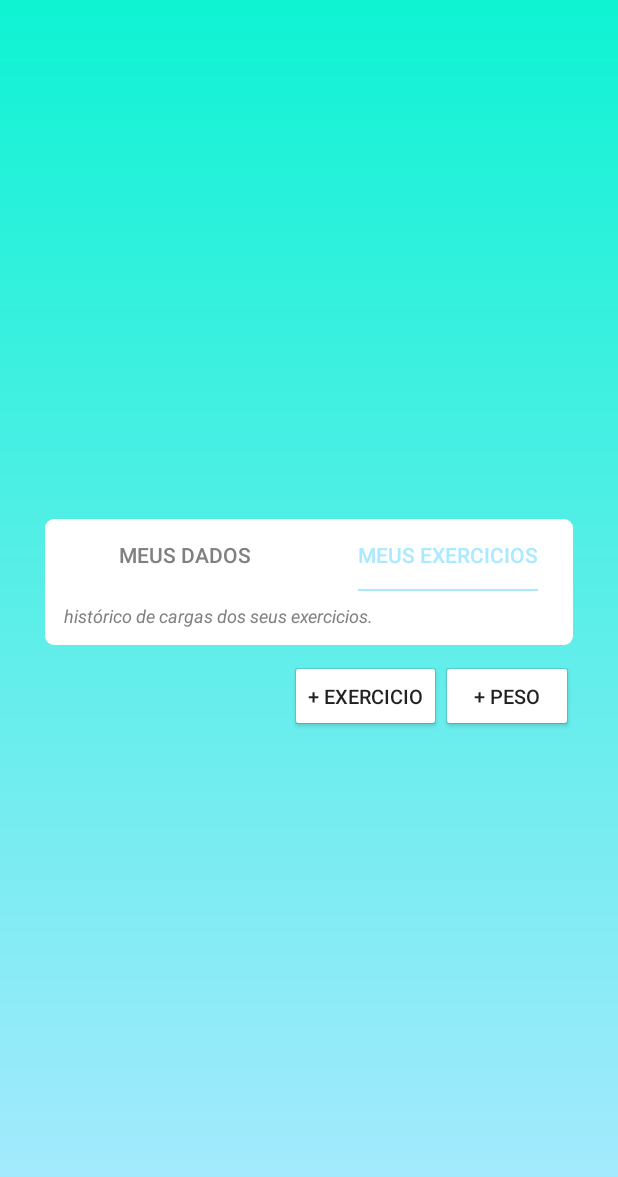
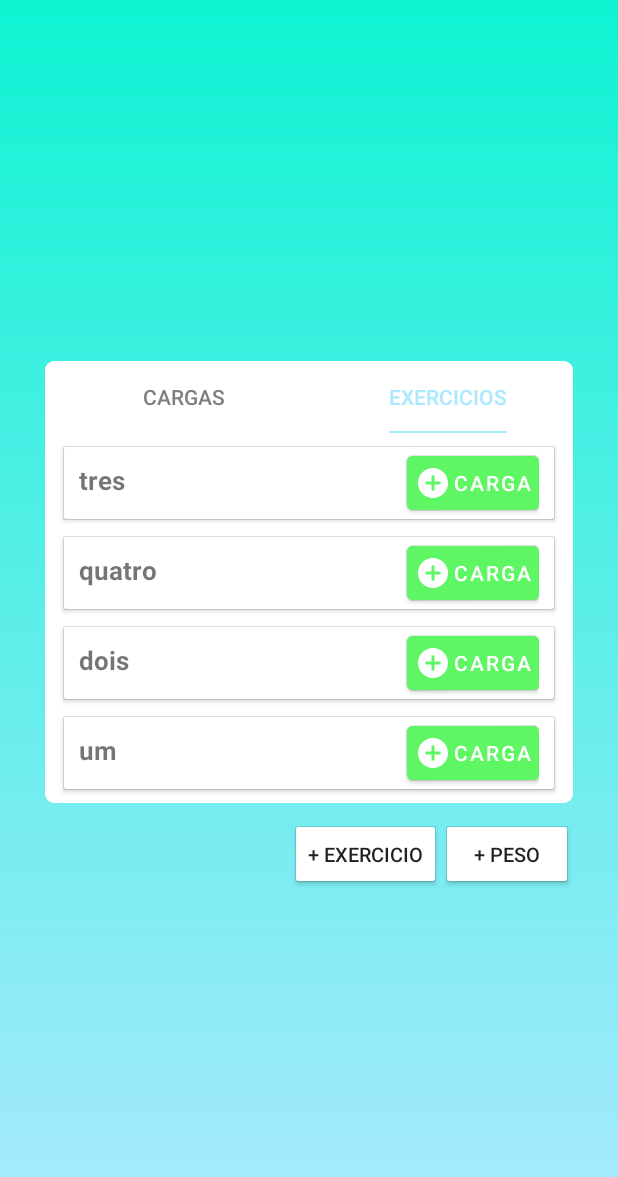
Before and after one commit to DailonPetersen/WeightControl, an Android app: the screen it shows after launch (MainActivity), tab 2 chosen, on a phone screen of 412 x 824 dp. Shown: the top 1177 px of the screen. Run offline under Robolectric (Android 15) with nearby library versions, the phone set to English and light mode, and no system bars; our stand-ins replace Room's generated code, data binding; libraries missing offline, so code that uses them is left out: com.jjoe64.graphview.

Commit message:
feat: Mudando o fragmento de exercicios

```diff
--- a/app/src/main/java/com/example/weigthcontrol/MainActivity.kt
+++ b/app/src/main/java/com/example/weigthcontrol/MainActivity.kt
@@ -20,6 +20,7 @@ import com.example.weigthcontrol.data.model.Exercise
 import com.example.weigthcontrol.data.repository.ExerciseDataSource
 import com.example.weigthcontrol.data.repository.RegistryDataSource
 import com.example.weigthcontrol.view.*
+import com.example.weigthcontrol.view.viewPagerAnimator.ViewPager2HeightAnimator
 import com.google.android.material.tabs.TabLayoutMediator
 
 class MainActivity : AppCompatActivity() {
@@ -44,40 +45,22 @@ class MainActivity : AppCompatActivity() {
         val listener = object : OnButtonClicked {
             override fun clicked(dialog: DialogFragment) {
                 dialog.dismiss()
-                viewModel.getModelsRegistriesByExercise()
             }
         }
 
-//        val exer = listOf<Exercise>(
-//            Exercise("um"),
-//            Exercise("dois"),
-//            Exercise("tres"),
-//            Exercise("quatro")
-//        )
+        val list = viewModel.getAllExercises()
+        if (list.isNullOrEmpty()) {
+            val exer = listOf<Exercise>(
+                Exercise("um"),
+                Exercise("dois"),
+                Exercise("tres"),
+                Exercise("quatro")
+            )
+            for (item in exer) {
+                viewModel.insertExercise(item)
+            }
+        }
 
-//        val reg = listOf<Registry>(
-//            Registry(DateFormat.format("dd-MM-yyyy", Date()).toString(), 1, 20),
-//            Registry(DateFormat.format("dd-MM-yyyy", Date()).toString(), 3, 20),
-//            Registry(DateFormat.format("dd-MM-yyyy", Date()).toString(), 3, 20),
-//            Registry(DateFormat.format("dd-MM-yyyy", Date()).toString(), 4, 20),
-//        )
-//
-//        for (item in reg) {
-//            viewModel.insertRegistry(this, item)
-//        }
-
-//        for (item in exer) {
-//            viewModel.insertExercise(item)
-//        }
-
-//        val list = viewModel.getAllExercises()
-//        if (list.isNullOrEmpty()){
-//            Log.d("LIST", "IS NULL")
-//        } else {
-//            for (item in list) {
-//                Log.d("Exercise >>", item.name)
-//            }
-//        }
         //viewModel.deleteAllExercise()
         binding.floatingButtonNewRegistry.setOnClickListener {
             val dialog = InsertRegistryDialog(listener)
@@ -95,7 +78,8 @@ class MainActivity : AppCompatActivity() {
     private fun setupViews() {
         val viewPager = binding.viewPager
         val tabOptions = binding.tabOptions
-
+        val viewPagerAnimator = ViewPager2HeightAnimator()
+        viewPagerAnimator.viewPager2 = viewPager
         val adapterData = TabViewPagerAdapterData(this)
         binding.viewPager.adapter = adapterData
 
@@ -105,8 +89,8 @@ class MainActivity : AppCompatActivity() {
     }
 
     class TabViewPagerAdapterData(fragment: FragmentActivity): FragmentStateAdapter(fragment) {
-        val tabs = arrayOf("Meus dados", "Meus Exercicios")
-        private val fragments = arrayOf(MyDataFrag(), MyExercisesFrag())
+        val tabs = arrayOf("Cargas", "Exercicios")
+        private val fragments = arrayOf(MyDataFrag(), MyNewExercisesFrag())
 
         override fun getItemCount() = fragments.size
 
--- a/app/src/main/java/com/example/weigthcontrol/data/model/Registry.kt
+++ b/app/src/main/java/com/example/weigthcontrol/data/model/Registry.kt
@@ -4,7 +4,7 @@ import androidx.room.*
 
 @Entity(tableName = "registry")
 data class Registry(
-    @ColumnInfo(name = "timestamp") val timestamp: Long,
+    @ColumnInfo(name = "timestamp") val timestamp: String,
     @ColumnInfo(name = "exerciseId") val exerciseId: Int,
     @ColumnInfo(name = "weight") val weight: Int
 ) {
--- /dev/null
+++ b/app/src/main/java/com/example/weigthcontrol/view/MyNewExercisesFrag.kt
@@ -0,0 +1,103 @@
+package com.example.weigthcontrol.view
+
+import android.content.Context
+import android.os.Bundle
+import android.view.LayoutInflater
+import android.view.View
+import android.view.ViewGroup
+import android.widget.Toast
+import androidx.fragment.app.DialogFragment
+import androidx.fragment.app.Fragment
+import androidx.fragment.app.viewModels
+import androidx.recyclerview.widget.LinearLayoutManager
+import com.example.weigthcontrol.MainActivity
+import com.example.weigthcontrol.R
+import com.example.weigthcontrol.data.database.WeigthRegistrysDataBase
+import com.example.weigthcontrol.data.model.Exercise
+import com.example.weigthcontrol.data.repository.ExerciseDataSource
+import com.example.weigthcontrol.data.repository.RegistryDataSource
+import com.example.weigthcontrol.databinding.*
+import com.example.weigthcontrol.view.recyclerview.GenericAdapter
+import com.example.weigthcontrol.viewmodel.ExerciseViewModel
+
+class MyNewExercisesFrag : Fragment() {
+
+    private var _binding: MyNewExerciseBinding? = null
+    private val binding get() = _binding!!
+    private lateinit var contextFragment: MainActivity
+
+    private val viewModel: ExerciseViewModel by viewModels(
+        factoryProducer = {
+            val database = WeigthRegistrysDataBase.getInstanceDatabase(contextFragment)
+
+            ExerciseViewModel.ViewModelFactory(
+                registryRepo = RegistryDataSource(database.registryDao()),
+                exerciseRepo = ExerciseDataSource(database.exerciseDao())
+            )
+        }
+    )
+
+    private var adapter: GenericAdapter<Exercise, NewItemExerciseBinding>? = null
+
+    override fun onAttach(context: Context) {
+        super.onAttach(context)
+        contextFragment = context as MainActivity
+    }
+
+    private val listener = object : OnButtonClicked {
+        override fun clicked(dialog: DialogFragment) {
+            dialog.dismiss()
+        }
+    }
+
+    override fun onCreateView(
+        inflater: LayoutInflater,
+        container: ViewGroup?,
+        savedInstanceState: Bundle?
+    ): View {
+        _binding = MyNewExerciseBinding.inflate(inflater, container, false)
+        binding.recyclerView.adapter = adapter
+
+        viewModel.mutableLiveDataExercise.observe(viewLifecycleOwner) {
+            binding.recyclerView.layoutManager = LinearLayoutManager(contextFragment)
+
+            if (!it.isNullOrEmpty()) {
+                adapter = object : GenericAdapter<Exercise, NewItemExerciseBinding>(
+                    contextFragment,
+                    it
+                ) {
+                    override fun getLayoutResId() = R.layout.new_item_exercise
+
+                    override fun onBindData(
+                        model: Exercise,
+                        position: Int,
+                        dataBinding: NewItemExerciseBinding
+                    ) {
+                        dataBinding.exerciseName.text = model.name
+                        dataBinding.addWeigthButton.setOnClickListener {
+                            val dialog = InsertRegistryDialog(listener, model.exercId)
+                            dialog.show(contextFragment.supportFragmentManager, dialog.tag)
+                        }
+                    }
+
+                    override fun onItemClick(model: Exercise, position: Int) {
+                        Toast.makeText(contextFragment, model.name, Toast.LENGTH_LONG).show()
+                    }
+                }
+            }
+            binding.recyclerView.adapter = adapter
+        }
+
+        return binding.root
+    }
+
+    override fun onViewCreated(view: View, savedInstanceState: Bundle?) {
+        super.onViewCreated(view, savedInstanceState)
+        viewModel.getAllExercises()
+    }
+
+    override fun onDestroyView() {
+        super.onDestroyView()
+        _binding = null
+    }
+}
--- a/app/src/main/java/com/example/weigthcontrol/view/recyclerview/RegistryAdapter.kt
+++ b/app/src/main/java/com/example/weigthcontrol/view/recyclerview/RegistryAdapter.kt
@@ -10,6 +10,7 @@ import com.example.weigthcontrol.data.model.Registry
 import com.example.weigthcontrol.databinding.ItemRegistryBinding
 import com.example.weigthcontrol.viewmodel.ExerciseViewModel
 import android.text.format.DateFormat
+import com.example.weigthcontrol.data.Converters
 import com.example.weigthcontrol.data.model.ExerciseWithRegistries
 import java.util.*
 
@@ -38,10 +39,11 @@ class RegistryAdapter(private val context: Context, private val item: ExerciseWi
         if (!item.listRegistries.isNullOrEmpty()) {
             val registryItem = item.listRegistries.get(position)
             with(holder) {
-                itemRegistryBinding.registryDate.text = DateFormat.format("dd/MM/yyyy", ).toString()
-                itemRegistryBinding.registryWeigth.text = "${registryItem.weight.toString()} + kg"
+                itemRegistryBinding.registryDate.text = registryItem.timestamp.subSequence(0, 10)
+                itemRegistryBinding.registryWeigth.text = "${registryItem.weight.toString()}kg"
                 itemRegistryBinding.deleteItemRegistry.setOnClickListener {
                     viewModel.deleteRegistry(registryItem)
+                    viewModel.getModelsRegistriesByExercise()
                 }
             }
         }
--- /dev/null
+++ b/app/src/main/java/com/example/weigthcontrol/view/viewPagerAnimator/ViewPager2HeightAnimator.kt
@@ -0,0 +1,58 @@
+package com.example.weigthcontrol.view.viewPagerAnimator
+
+import android.view.View
+import androidx.recyclerview.widget.LinearLayoutManager
+import androidx.recyclerview.widget.RecyclerView
+import androidx.viewpager2.widget.ViewPager2
+
+class ViewPager2HeightAnimator {
+
+    var viewPager2: ViewPager2? = null
+        set(value) {
+            if(field != value){
+                field?.unregisterOnPageChangeCallback(onPageChangeCallback)
+                field = value
+                value?.registerOnPageChangeCallback(onPageChangeCallback)
+            }
+        }
+
+    private val layoutManager: LinearLayoutManager?
+        get() = (viewPager2?.getChildAt(0) as? RecyclerView)?.layoutManager as? LinearLayoutManager
+
+    private val onPageChangeCallback = object : ViewPager2.OnPageChangeCallback() {
+        override fun onPageScrolled(
+            position: Int,
+            positionOffset: Float,
+            positionOffsetPixels: Int
+        ) {
+            super.onPageScrolled(position, positionOffset, positionOffsetPixels)
+            recalculate(position, positionOffset)
+        }
+    }
+
+    fun recalculate(position: Int, positionOffSet: Float = 0F) = layoutManager?.apply {
+        val leftView = findViewByPosition(position) ?: return@apply
+        val rightView = findViewByPosition(position + 1)
+        viewPager2?.apply {
+            val leftHeight = getMeasuredViewHeightFor(leftView)
+            layoutParams = layoutParams.apply {
+                height = if (rightView != null) {
+                    val rightHeight = getMeasuredViewHeightFor(rightView)
+                    leftHeight + ((rightHeight - leftHeight) * positionOffSet).toInt()
+                } else {
+                    leftHeight
+                }
+            }
+            invalidate()
+        }
+    }
+
+    private fun getMeasuredViewHeightFor(view: View): Int {
+        val largura = View.MeasureSpec.makeMeasureSpec(view.width, View.MeasureSpec.EXACTLY)
+        val altura = View.MeasureSpec.makeMeasureSpec(0, View.MeasureSpec.UNSPECIFIED)
+
+        view.measure(largura, altura)
+        return view.measuredHeight
+    }
+
+}
--- a/app/src/main/java/com/example/weigthcontrol/viewmodel/ExerciseViewModel.kt
+++ b/app/src/main/java/com/example/weigthcontrol/viewmodel/ExerciseViewModel.kt
@@ -59,7 +59,6 @@ class ExerciseViewModel(
             }
         }
         _mutableLiveDataExerciseWithRegistries.value = listModels
-
     }
 
 //    fun getExeciseById(context: Context, exerciseId: Int): Exercise {
--- /dev/null
+++ b/app/src/main/res/drawable/ic_add.xml
@@ -0,0 +1,10 @@
+<vector xmlns:android="http://schemas.android.com/apk/res/android"
+    android:width="24dp"
+    android:height="24dp"
+    android:viewportWidth="24"
+    android:viewportHeight="24"
+    android:tint="?attr/colorControlNormal">
+  <path
+      android:fillColor="@android:color/black"
+      android:pathData="M12,2C6.48,2 2,6.48 2,12s4.48,10 10,10 10,-4.48 10,-10S17.52,2 12,2zM17,13h-4v4h-2v-4L7,13v-2h4L11,7h2v4h4v2z"/>
+</vector>
--- a/app/src/main/res/layout/my_exercises.xml
+++ b/app/src/main/res/layout/my_exercises.xml
@@ -9,34 +9,56 @@
     android:layout_gravity="center_vertical">
 
     <TextView
-        android:id="@+id/labelOption_myExercises"
+        android:id="@+id/OLDlabelOption_myExercises"
         android:layout_width="match_parent"
         android:layout_height="wrap_content"
         app:layout_constraintLeft_toLeftOf="parent"
         app:layout_constraintRight_toRightOf="parent"
         app:layout_constraintTop_toTopOf="parent"
-        app:layout_constraintBottom_toTopOf="@+id/recyclerViewCard"
-        android:layout_margin="8dp"
+        app:layout_constraintBottom_toTopOf="@+id/OLDrecyclerViewCard"
+        android:layout_marginTop="10dp"
+        android:layout_marginStart="20dp"
         android:text="@string/desc_exercises"
         android:textColor="@color/gray"
         android:textSize="12sp"
         android:textStyle="italic" />
 
+<!--    <androidx.cardview.widget.CardView-->
+<!--        android:layout_width="wrap_content"-->
+<!--        android:layout_height="wrap_content"-->
+<!--        android:id="@+id/emptyListView"-->
+<!--        android:layout_margin="15dp"-->
+<!--        app:layout_constraintEnd_toEndOf="parent"-->
+<!--        app:layout_constraintStart_toStartOf="parent"-->
+<!--        app:layout_constraintTop_toBottomOf="@+id/labelOption_myExercises">-->
+
+<!--        <TextView-->
+<!--            android:layout_height="wrap_content"-->
+<!--            android:layout_width="wrap_content"-->
+<!--            android:id="@+id/emptyListLabel"-->
+<!--            android:text="@string/emptyListLabel"-->
+<!--            android:gravity="center_horizontal"-->
+<!--            android:layout_marginHorizontal="20dp"-->
+<!--            android:textSize="14sp"-->
+<!--            android:textStyle="bold|italic"/>-->
+<!--    </androidx.cardview.widget.CardView>-->
+
     <LinearLayout
         android:layout_width="match_parent"
         android:layout_height="wrap_content"
-        android:id="@+id/recyclerViewCard"
+        android:id="@+id/OLDrecyclerViewCard"
         app:layout_constraintRight_toRightOf="parent"
         app:layout_constraintLeft_toLeftOf="parent"
-        app:layout_constraintTop_toBottomOf="@+id/labelOption_myExercises">
+        app:layout_constraintBottom_toBottomOf="parent">
 
         <androidx.recyclerview.widget.RecyclerView
-            android:id="@+id/recyclerView"
+            android:id="@+id/OLDrecyclerView"
             android:layout_width="match_parent"
             android:layout_height="match_parent"
             tools:listitem="@layout/item_exercise"
             android:clipToPadding="false"
             android:padding="3dp"/>
+
     </LinearLayout>
 
 </androidx.constraintlayout.widget.ConstraintLayout>
--- /dev/null
+++ b/app/src/main/res/layout/my_new_exercise.xml
@@ -0,0 +1,44 @@
+<?xml version="1.0" encoding="utf-8"?>
+<androidx.constraintlayout.widget.ConstraintLayout
+    xmlns:android="http://schemas.android.com/apk/res/android"
+    xmlns:app="http://schemas.android.com/apk/res-auto"
+    xmlns:tools="http://schemas.android.com/tools"
+    android:layout_width="match_parent"
+    android:layout_height="wrap_content"
+    android:background="@color/white"
+    android:layout_gravity="center_vertical">
+
+<!--    <TextView-->
+<!--        android:id="@+id/labelOption_myExercises"-->
+<!--        android:layout_width="match_parent"-->
+<!--        android:layout_height="wrap_content"-->
+<!--        app:layout_constraintLeft_toLeftOf="parent"-->
+<!--        app:layout_constraintRight_toRightOf="parent"-->
+<!--        app:layout_constraintTop_toTopOf="parent"-->
+<!--        app:layout_constraintBottom_toTopOf="@+id/recyclerViewCard"-->
+<!--        android:layout_marginTop="10dp"-->
+<!--        android:layout_marginStart="20dp"-->
+<!--        android:text="@string/desc_exercises"-->
+<!--        android:textColor="@color/gray"-->
+<!--        android:textSize="12sp"-->
+<!--        android:textStyle="italic" />-->
+
+    <LinearLayout
+        android:layout_width="match_parent"
+        android:layout_height="wrap_content"
+        android:id="@+id/recyclerViewCard"
+        app:layout_constraintRight_toRightOf="parent"
+        app:layout_constraintLeft_toLeftOf="parent"
+        app:layout_constraintBottom_toBottomOf="parent">
+
+        <androidx.recyclerview.widget.RecyclerView
+            android:id="@+id/recyclerView"
+            android:layout_width="match_parent"
+            android:layout_height="match_parent"
+            tools:listitem="@layout/new_item_exercise"
+            android:clipToPadding="false"
+            android:padding="3dp"/>
+
+    </LinearLayout>
+
+</androidx.constraintlayout.widget.ConstraintLayout>
--- /dev/null
+++ b/app/src/main/res/layout/new_item_exercise.xml
@@ -0,0 +1,45 @@
+<?xml version="1.0" encoding="utf-8"?>
+<layout
+    xmlns:android="http://schemas.android.com/apk/res/android"
+    xmlns:app="http://schemas.android.com/apk/res-auto"
+    xmlns:tools="http://schemas.android.com/tools">
+
+<androidx.cardview.widget.CardView
+    android:id="@+id/itemList"
+    android:layout_width="match_parent"
+    android:layout_height="wrap_content"
+    android:layout_margin="2sp"
+    android:orientation="vertical"
+    app:cardUseCompatPadding="true"
+    android:animateLayoutChanges="false">
+
+    <RelativeLayout
+        android:layout_width="match_parent"
+        android:layout_height="match_parent"
+        android:id="@+id/wrapperLayoutList"
+        android:paddingHorizontal="10dp">
+
+        <TextView
+            android:id="@+id/exerciseName"
+            android:layout_width="match_parent"
+            android:layout_height="wrap_content"
+            android:paddingVertical="10dp"
+            android:textSize="17sp"
+            android:textStyle="bold" />
+
+        <com.google.android.material.button.MaterialButton
+            android:padding="0dp"
+            android:id="@+id/addWeigthButton"
+            android:layout_width="wrap_content"
+            android:layout_height="wrap_content"
+            android:layout_alignEnd="@+id/exerciseName"
+            android:backgroundTint="@color/button_green"
+            android:text="@string/weigth_btn_label"
+            android:textColor="@color/white"
+            app:icon="@drawable/ic_add"
+            app:iconPadding="2dp"
+            app:iconGravity="textStart"/>
+
+    </RelativeLayout>
+</androidx.cardview.widget.CardView>
+</layout>
--- a/app/src/main/res/values/colors.xml
+++ b/app/src/main/res/values/colors.xml
@@ -7,7 +7,8 @@
     <color name="teal_700">#FF018786</color>
     <color name="black">#FF000000</color>
     <color name="white">#FFFFFFFF</color>
-
+    <color name="red">#FF0000</color>
+    <color name="button_green">#5EF663</color>
     <color name="color_zero">#0ef3d3</color>
     <color name="color_one">#03fdaa</color>
     <color name="color_two">#35f96a</color>
--- a/app/src/main/res/values/strings.xml
+++ b/app/src/main/res/values/strings.xml
@@ -17,5 +17,8 @@
     <string name="weigth_label">peso</string>
     <string name="add_weigth_label">Adicionar</string>
     <string name="kg">%d kg</string>
+    <string name="emptyListLabel">Você ainda não adicionou nenhum registro de peso!</string>
+    <string name="deleteRegistryDescription">deleteRegistry</string>
+    <string name="weigth_btn_label">carga</string>
 
 </resources>
```
Also changed, not shown: app/build.gradle (+18 -18 lines), app/src/main/java/com/example/weigthcontrol/data/Converters.kt (+7 -0 lines), app/src/main/java/com/example/weigthcontrol/view/InsertRegistryDialog.kt (+6 -2 lines), app/src/main/java/com/example/weigthcontrol/view/MyDataFrag.kt (+24 -15 lines), app/src/main/java/com/example/weigthcontrol/view/MyExercisesFrag.kt (+53 -11 lines), app/src/main/res/layout/item_data.xml (+4 -4 lines), app/src/main/res/layout/item_exercise.xml (+4 -3 lines), app/src/main/res/layout/my_data.xml (+25 -2 lines).
